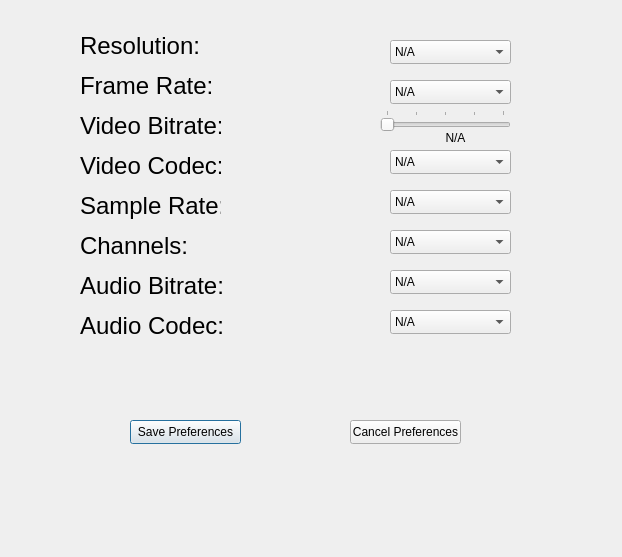
Qt form ui_elements/video_audio_preferences/videoaudiopreferences.ui (Cub1cMang0/FLEX) before a commit.
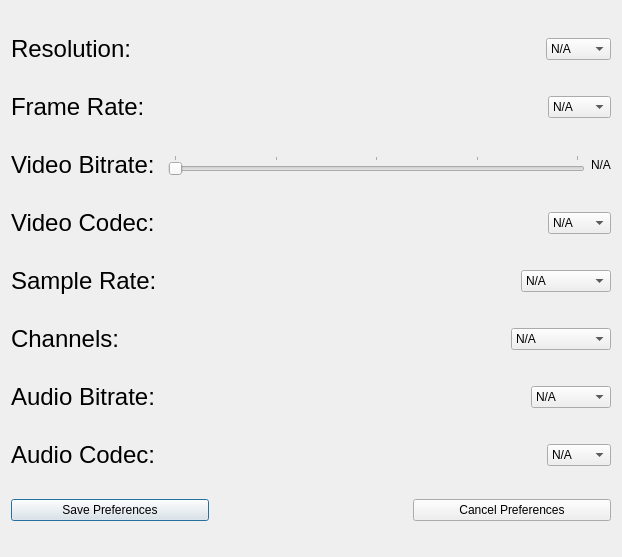
The same form after that commit.

Commit message: Added dynamic object resizing when window changes size. Preparing for software packaging.

What changed in the file:
```diff
--- a/ui_elements/video_audio_preferences/videoaudiopreferences.ui
+++ b/ui_elements/video_audio_preferences/videoaudiopreferences.ui
@@ -13,15 +13,11 @@
   <property name="windowTitle">
    <string>Video/Audio Preferences</string>
   </property>
+  <layout class="QVBoxLayout" name="verticalLayout">
+   <item>
+    <layout class="QHBoxLayout" name="v_resolution_hlayout">
+     <item>
   <widget class="QLabel" name="resolution_label">
-   <property name="geometry">
-    <rect>
-     <x>80</x>
-     <y>30</y>
-     <width>141</width>
-     <height>31</height>
-    </rect>
-   </property>
    <property name="font">
     <font>
      <pointsize>18</pointsize>
@@ -31,15 +27,22 @@
     <string>Resolution: </string>
    </property>
   </widget>
+     </item>
+     <item>
+      <spacer name="horizontalSpacer_8">
+       <property name="orientation">
+        <enum>Qt::Orientation::Horizontal</enum>
+       </property>
+       <property name="sizeHint" stdset="0">
+        <size>
+         <width>40</width>
+         <height>20</height>
+        </size>
+       </property>
+      </spacer>
+     </item>
+     <item>
   <widget class="QComboBox" name="video_resolution">
-   <property name="geometry">
-    <rect>
-     <x>390</x>
-     <y>40</y>
-     <width>121</width>
-     <height>24</height>
-    </rect>
-   </property>
    <property name="toolTip">
     <string>&lt;html&gt;&lt;head/&gt;&lt;body&gt;&lt;p&gt;This Applies To: Video Files&lt;/p&gt;&lt;/body&gt;&lt;/html&gt;</string>
    </property>
@@ -94,15 +97,13 @@
     </property>
    </item>
   </widget>
+     </item>
+    </layout>
+   </item>
+   <item>
+    <layout class="QHBoxLayout" name="v_frame_rate_hlayout">
+     <item>
   <widget class="QLabel" name="frame_rate_label">
-   <property name="geometry">
-    <rect>
-     <x>80</x>
-     <y>70</y>
-     <width>131</width>
-     <height>31</height>
-    </rect>
-   </property>
    <property name="font">
     <font>
      <pointsize>18</pointsize>
@@ -112,15 +113,22 @@
     <string>Frame Rate: </string>
    </property>
   </widget>
+     </item>
+     <item>
+      <spacer name="horizontalSpacer_7">
+       <property name="orientation">
+        <enum>Qt::Orientation::Horizontal</enum>
+       </property>
+       <property name="sizeHint" stdset="0">
+        <size>
+         <width>40</width>
+         <height>20</height>
+        </size>
+       </property>
+      </spacer>
+     </item>
+     <item>
   <widget class="QComboBox" name="frame_rate">
-   <property name="geometry">
-    <rect>
-     <x>390</x>
-     <y>80</y>
-     <width>121</width>
-     <height>24</height>
-    </rect>
-   </property>
    <property name="toolTip">
     <string>&lt;html&gt;&lt;head/&gt;&lt;body&gt;&lt;p&gt;This Applies To: Video Files&lt;/p&gt;&lt;/body&gt;&lt;/html&gt;</string>
    </property>
@@ -145,15 +153,13 @@
     </property>
    </item>
   </widget>
+     </item>
+    </layout>
+   </item>
+   <item>
+    <layout class="QHBoxLayout" name="v_bitrate_hlayout">
+     <item>
   <widget class="QLabel" name="video_bitrate_label">
-   <property name="geometry">
-    <rect>
-     <x>80</x>
-     <y>110</y>
-     <width>141</width>
-     <height>31</height>
-    </rect>
-   </property>
    <property name="font">
     <font>
      <pointsize>18</pointsize>
@@ -163,33 +169,9 @@
     <string>Video Bitrate: </string>
    </property>
   </widget>
-  <widget class="QLabel" name="video_codec_label">
-   <property name="geometry">
-    <rect>
-     <x>80</x>
-     <y>150</y>
-     <width>141</width>
-     <height>31</height>
-    </rect>
-   </property>
-   <property name="font">
-    <font>
-     <pointsize>18</pointsize>
-    </font>
-   </property>
-   <property name="text">
-    <string>Video Codec: </string>
-   </property>
-  </widget>
+     </item>
+     <item>
   <widget class="QSlider" name="video_br_slider">
-   <property name="geometry">
-    <rect>
-     <x>380</x>
-     <y>110</y>
-     <width>131</width>
-     <height>21</height>
-    </rect>
-   </property>
    <property name="toolTip">
     <string>&lt;html&gt;&lt;head/&gt;&lt;body&gt;&lt;p&gt;This Applies To: Video Files&lt;/p&gt;&lt;/body&gt;&lt;/html&gt;</string>
    </property>
@@ -212,14 +194,14 @@
     <number>1</number>
    </property>
   </widget>
+     </item>
+     <item>
   <widget class="QLabel" name="video_bitrate_level">
-   <property name="geometry">
-    <rect>
-     <x>390</x>
-     <y>130</y>
-     <width>131</width>
-     <height>16</height>
-    </rect>
+       <property name="sizePolicy">
+        <sizepolicy hsizetype="Preferred" vsizetype="Fixed">
+         <horstretch>0</horstretch>
+         <verstretch>0</verstretch>
+        </sizepolicy>
    </property>
    <property name="layoutDirection">
     <enum>Qt::LayoutDirection::LeftToRight</enum>
@@ -231,130 +213,38 @@
     <set>Qt::AlignmentFlag::AlignCenter</set>
    </property>
   </widget>
-  <widget class="QLabel" name="audio_bitrate_label">
-   <property name="geometry">
-    <rect>
-     <x>80</x>
-     <y>270</y>
-     <width>151</width>
-     <height>31</height>
-    </rect>
-   </property>
-   <property name="font">
-    <font>
-     <pointsize>18</pointsize>
-    </font>
-   </property>
-   <property name="text">
-    <string>Audio Bitrate:</string>
-   </property>
-  </widget>
-  <widget class="QComboBox" name="audio_bitrate">
-   <property name="geometry">
-    <rect>
-     <x>390</x>
-     <y>270</y>
-     <width>121</width>
-     <height>24</height>
-    </rect>
-   </property>
-   <property name="toolTip">
-    <string>&lt;html&gt;&lt;head/&gt;&lt;body&gt;&lt;p&gt;This Applies To: Image Files&lt;/p&gt;&lt;/body&gt;&lt;/html&gt;</string>
-   </property>
-   <item>
-    <property name="text">
-     <string>N/A</string>
-    </property>
-   </item>
-   <item>
-    <property name="text">
-     <string>64 kbps</string>
-    </property>
+     </item>
+    </layout>
    </item>
    <item>
-    <property name="text">
-     <string>128 kbps</string>
-    </property>
-   </item>
+    <layout class="QHBoxLayout" name="v_codec_hlayout">
    <item>
-    <property name="text">
-     <string>192 kbps</string>
-    </property>
-   </item>
-   <item>
-    <property name="text">
-     <string>256 kbps</string>
-    </property>
-   </item>
-   <item>
-    <property name="text">
-     <string>320 kbps</string>
-    </property>
-   </item>
-  </widget>
-  <widget class="QLabel" name="audio_codec_label">
-   <property name="geometry">
-    <rect>
-     <x>80</x>
-     <y>310</y>
-     <width>151</width>
-     <height>31</height>
-    </rect>
-   </property>
+      <widget class="QLabel" name="video_codec_label">
    <property name="font">
     <font>
      <pointsize>18</pointsize>
     </font>
    </property>
    <property name="text">
-    <string>Audio Codec: </string>
-   </property>
-  </widget>
-  <widget class="QLabel" name="sample_rate_label">
-   <property name="geometry">
-    <rect>
-     <x>80</x>
-     <y>190</y>
-     <width>141</width>
-     <height>31</height>
-    </rect>
-   </property>
-   <property name="font">
-    <font>
-     <pointsize>18</pointsize>
-    </font>
-   </property>
-   <property name="text">
-    <string>Sample Rate: </string>
-   </property>
-  </widget>
-  <widget class="QLabel" name="audio_channels_label">
-   <property name="geometry">
-    <rect>
-     <x>80</x>
-     <y>230</y>
-     <width>111</width>
-     <height>31</height>
-    </rect>
-   </property>
-   <property name="font">
-    <font>
-     <pointsize>18</pointsize>
-    </font>
-   </property>
-   <property name="text">
-    <string>Channels: </string>
-   </property>
-  </widget>
+        <string>Video Codec: </string>
+       </property>
+      </widget>
+     </item>
+     <item>
+      <spacer name="horizontalSpacer_6">
+       <property name="orientation">
+        <enum>Qt::Orientation::Horizontal</enum>
+       </property>
+       <property name="sizeHint" stdset="0">
+        <size>
+         <width>40</width>
+         <height>20</height>
+        </size>
+       </property>
+      </spacer>
+     </item>
+     <item>
   <widget class="QComboBox" name="video_codec">
-   <property name="geometry">
-    <rect>
-     <x>390</x>
-     <y>150</y>
-     <width>121</width>
-     <height>24</height>
-    </rect>
-   </property>
    <property name="toolTip">
     <string>&lt;html&gt;&lt;head/&gt;&lt;body&gt;&lt;p&gt;This Applies To: Video Files&lt;/p&gt;&lt;/body&gt;&lt;/html&gt;</string>
    </property>
@@ -389,58 +279,38 @@
     </property>
    </item>
   </widget>
-  <widget class="QComboBox" name="audio_codec">
-   <property name="geometry">
-    <rect>
-     <x>390</x>
-     <y>310</y>
-     <width>121</width>
-     <height>24</height>
-    </rect>
-   </property>
-   <property name="toolTip">
-    <string>&lt;html&gt;&lt;head/&gt;&lt;body&gt;&lt;p&gt;This Applies To: Image Files&lt;/p&gt;&lt;/body&gt;&lt;/html&gt;</string>
-   </property>
-   <item>
-    <property name="text">
-     <string>N/A</string>
-    </property>
-   </item>
-   <item>
-    <property name="text">
-     <string>AAC</string>
-    </property>
+     </item>
+    </layout>
    </item>
    <item>
-    <property name="text">
-     <string>MP3</string>
-    </property>
-   </item>
+    <layout class="QHBoxLayout" name="a_sample_rate_layout">
    <item>
-    <property name="text">
-     <string>OPUS</string>
-    </property>
-   </item>
-   <item>
+      <widget class="QLabel" name="sample_rate_label">
+       <property name="font">
+        <font>
+         <pointsize>18</pointsize>
+        </font>
+       </property>
     <property name="text">
-     <string>FLAC</string>
-    </property>
-   </item>
-   <item>
-    <property name="text">
-     <string>PCM</string>
-    </property>
-   </item>
-  </widget>
+        <string>Sample Rate: </string>
+       </property>
+      </widget>
+     </item>
+     <item>
+      <spacer name="horizontalSpacer_5">
+       <property name="orientation">
+        <enum>Qt::Orientation::Horizontal</enum>
+       </property>
+       <property name="sizeHint" stdset="0">
+        <size>
+         <width>40</width>
+         <height>20</height>
+        </size>
+       </property>
+      </spacer>
+     </item>
+     <item>
   <widget class="QComboBox" name="sample_rate">
-   <property name="geometry">
-    <rect>
-     <x>390</x>
-     <y>190</y>
-     <width>121</width>
-     <height>24</height>
-    </rect>
-   </property>
    <property name="toolTip">
     <string>&lt;html&gt;&lt;head/&gt;&lt;body&gt;&lt;p&gt;This Applies To: Image Files&lt;/p&gt;&lt;/body&gt;&lt;/html&gt;</string>
    </property>
@@ -480,15 +350,38 @@
     </property>
    </item>
   </widget>
+     </item>
+    </layout>
+   </item>
+   <item>
+    <layout class="QHBoxLayout" name="a_channels_hlayout">
+     <item>
+      <widget class="QLabel" name="audio_channels_label">
+       <property name="font">
+        <font>
+         <pointsize>18</pointsize>
+        </font>
+       </property>
+       <property name="text">
+        <string>Channels: </string>
+       </property>
+      </widget>
+     </item>
+     <item>
+      <spacer name="horizontalSpacer_4">
+       <property name="orientation">
+        <enum>Qt::Orientation::Horizontal</enum>
+       </property>
+       <property name="sizeHint" stdset="0">
+        <size>
+         <width>40</width>
+         <height>20</height>
+        </size>
+       </property>
+      </spacer>
+     </item>
+     <item>
   <widget class="QComboBox" name="channels">
-   <property name="geometry">
-    <rect>
-     <x>390</x>
-     <y>230</y>
-     <width>121</width>
-     <height>24</height>
-    </rect>
-   </property>
    <property name="toolTip">
     <string>&lt;html&gt;&lt;head/&gt;&lt;body&gt;&lt;p&gt;This Applies To: Image Files&lt;/p&gt;&lt;/body&gt;&lt;/html&gt;</string>
    </property>
@@ -518,32 +411,191 @@
     </property>
    </item>
   </widget>
+     </item>
+    </layout>
+   </item>
+   <item>
+    <layout class="QHBoxLayout" name="a_bitrate_hlayout">
+     <item>
+      <widget class="QLabel" name="audio_bitrate_label">
+       <property name="font">
+        <font>
+         <pointsize>18</pointsize>
+        </font>
+       </property>
+       <property name="text">
+        <string>Audio Bitrate:</string>
+       </property>
+      </widget>
+     </item>
+     <item>
+      <spacer name="horizontalSpacer_3">
+       <property name="orientation">
+        <enum>Qt::Orientation::Horizontal</enum>
+       </property>
+       <property name="sizeHint" stdset="0">
+        <size>
+         <width>40</width>
+         <height>20</height>
+        </size>
+       </property>
+      </spacer>
+     </item>
+     <item>
+      <widget class="QComboBox" name="audio_bitrate">
+       <property name="toolTip">
+        <string>&lt;html&gt;&lt;head/&gt;&lt;body&gt;&lt;p&gt;This Applies To: Image Files&lt;/p&gt;&lt;/body&gt;&lt;/html&gt;</string>
+       </property>
+       <item>
+        <property name="text">
+         <string>N/A</string>
+        </property>
+       </item>
+       <item>
+        <property name="text">
+         <string>64 kbps</string>
+        </property>
+       </item>
+       <item>
+        <property name="text">
+         <string>128 kbps</string>
+        </property>
+       </item>
+       <item>
+        <property name="text">
+         <string>192 kbps</string>
+        </property>
+       </item>
+       <item>
+        <property name="text">
+         <string>256 kbps</string>
+        </property>
+       </item>
+       <item>
+        <property name="text">
+         <string>320 kbps</string>
+        </property>
+       </item>
+      </widget>
+     </item>
+    </layout>
+   </item>
+   <item>
+    <layout class="QHBoxLayout" name="a_codec_hlayout">
+     <item>
+      <widget class="QLabel" name="audio_codec_label">
+       <property name="font">
+        <font>
+         <pointsize>18</pointsize>
+        </font>
+       </property>
+       <property name="text">
+        <string>Audio Codec: </string>
+       </property>
+      </widget>
+     </item>
+     <item>
+      <spacer name="horizontalSpacer_2">
+       <property name="orientation">
+        <enum>Qt::Orientation::Horizontal</enum>
+       </property>
+       <property name="sizeHint" stdset="0">
+        <size>
+         <width>40</width>
+         <height>20</height>
+        </size>
+       </property>
+      </spacer>
+     </item>
+     <item>
+      <widget class="QComboBox" name="audio_codec">
+       <property name="sizePolicy">
+        <sizepolicy hsizetype="Preferred" vsizetype="Fixed">
+         <horstretch>0</horstretch>
+         <verstretch>0</verstretch>
+        </sizepolicy>
+       </property>
+       <property name="toolTip">
+        <string>&lt;html&gt;&lt;head/&gt;&lt;body&gt;&lt;p&gt;This Applies To: Image Files&lt;/p&gt;&lt;/body&gt;&lt;/html&gt;</string>
+       </property>
+       <item>
+        <property name="text">
+         <string>N/A</string>
+        </property>
+       </item>
+       <item>
+        <property name="text">
+         <string>AAC</string>
+        </property>
+       </item>
+       <item>
+        <property name="text">
+         <string>MP3</string>
+        </property>
+       </item>
+       <item>
+        <property name="text">
+         <string>OPUS</string>
+        </property>
+       </item>
+       <item>
+        <property name="text">
+         <string>FLAC</string>
+        </property>
+       </item>
+       <item>
+        <property name="text">
+         <string>PCM</string>
+        </property>
+       </item>
+      </widget>
+     </item>
+    </layout>
+   </item>
+   <item>
+    <layout class="QHBoxLayout" name="save_cancel_hlayout">
+     <item>
   <widget class="QPushButton" name="save_preferences">
-   <property name="geometry">
-    <rect>
-     <x>130</x>
-     <y>420</y>
-     <width>111</width>
-     <height>24</height>
-    </rect>
+       <property name="sizePolicy">
+        <sizepolicy hsizetype="Expanding" vsizetype="Fixed">
+         <horstretch>0</horstretch>
+         <verstretch>0</verstretch>
+        </sizepolicy>
    </property>
    <property name="text">
     <string>Save Preferences</string>
    </property>
   </widget>
+     </item>
+     <item>
+      <spacer name="horizontalSpacer">
+       <property name="orientation">
+        <enum>Qt::Orientation::Horizontal</enum>
+       </property>
+       <property name="sizeHint" stdset="0">
+        <size>
+         <width>40</width>
+         <height>20</height>
+        </size>
+       </property>
+      </spacer>
+     </item>
+     <item>
   <widget class="QPushButton" name="cancel_preferences">
-   <property name="geometry">
-    <rect>
-     <x>350</x>
-     <y>420</y>
-     <width>111</width>
-     <height>24</height>
-    </rect>
+       <property name="sizePolicy">
+        <sizepolicy hsizetype="Expanding" vsizetype="Fixed">
+         <horstretch>0</horstretch>
+         <verstretch>0</verstretch>
+        </sizepolicy>
    </property>
    <property name="text">
     <string>Cancel Preferences</string>
    </property>
   </widget>
+     </item>
+    </layout>
+   </item>
+  </layout>
  </widget>
  <resources/>
  <connections/>
```
Lines whose indentation alone changed are shown as unchanged. The commit also changes 6 other files.
